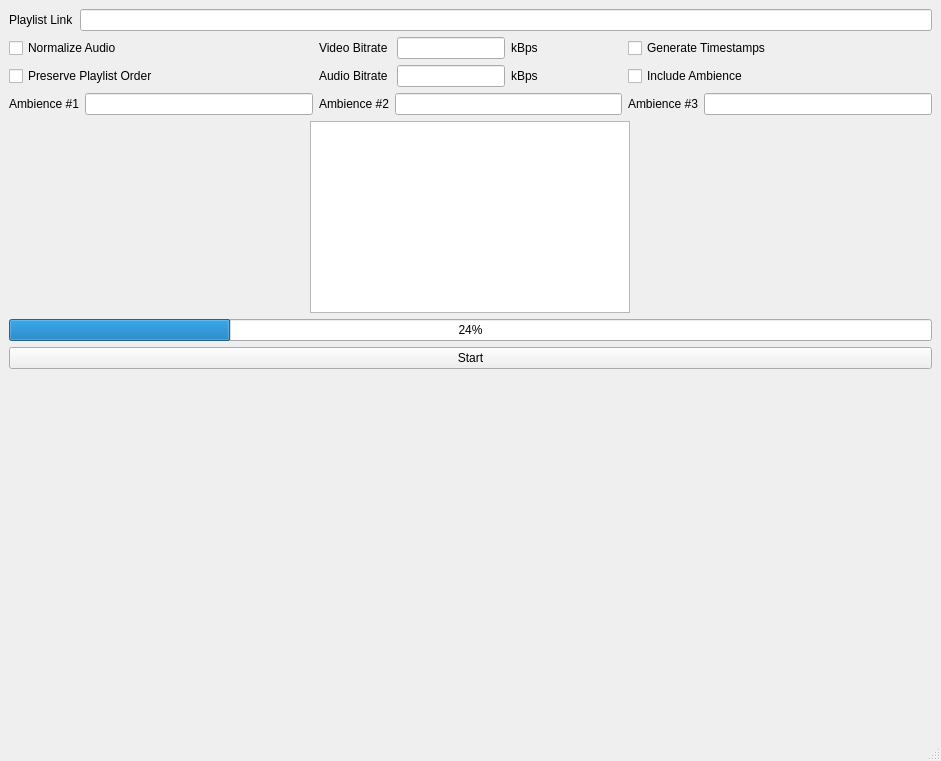
The window that Compilation++.ui (Ezonater/compilation-creator) describes before a commit, drawn with Qt 5.
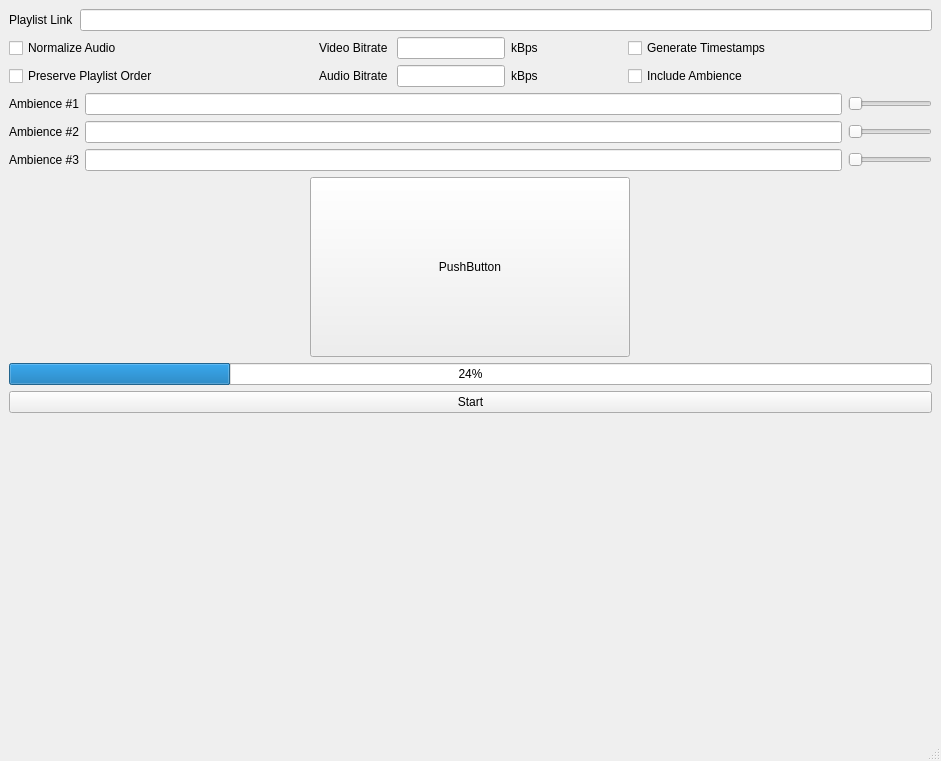
The same window after the commit.

```diff
--- a/Compilation++.ui
+++ b/Compilation++.ui
@@ -24,23 +24,7 @@
     <item>
      <layout class="QVBoxLayout" name="verticalLayout">
       <item>
-       <spacer name="verticalSpacer_2">
-        <property name="orientation">
-         <enum>Qt::Vertical</enum>
-        </property>
-        <property name="sizeType">
-         <enum>QSizePolicy::Preferred</enum>
-        </property>
-        <property name="sizeHint" stdset="0">
-         <size>
-          <width>0</width>
-          <height>0</height>
-         </size>
-        </property>
-       </spacer>
-      </item>
-      <item>
-       <layout class="QHBoxLayout" name="horizontalLayout_2">
+       <layout class="QHBoxLayout" name="playlist_link">
         <item>
          <widget class="QLabel" name="label">
           <property name="sizePolicy">
@@ -187,46 +171,92 @@
        </layout>
       </item>
       <item>
-       <layout class="QHBoxLayout" name="horizontalLayout_6">
+       <layout class="QVBoxLayout" name="ambience_container">
         <item>
-         <layout class="QHBoxLayout" name="horizontalLayout_7">
+         <layout class="QHBoxLayout" name="ambience_1">
           <item>
-           <widget class="QLabel" name="label_6">
+           <widget class="QLabel" name="label_8">
             <property name="text">
              <string>Ambience #1</string>
             </property>
            </widget>
           </item>
           <item>
-           <widget class="QLineEdit" name="lineEdit_5"/>
+           <widget class="QLineEdit" name="am_1_entry"/>
+          </item>
+          <item>
+           <widget class="QSlider" name="am_1_vol">
+            <property name="sizePolicy">
+             <sizepolicy hsizetype="Maximum" vsizetype="Fixed">
+              <horstretch>0</horstretch>
+              <verstretch>0</verstretch>
+             </sizepolicy>
+            </property>
+            <property name="orientation">
+             <enum>Qt::Horizontal</enum>
+            </property>
+           </widget>
           </item>
          </layout>
         </item>
         <item>
-         <layout class="QHBoxLayout" name="horizontalLayout_8">
+         <layout class="QHBoxLayout" name="ambience_2">
           <item>
-           <widget class="QLabel" name="label_7">
+           <widget class="QLabel" name="label_6">
             <property name="text">
              <string>Ambience #2</string>
             </property>
            </widget>
           </item>
           <item>
-           <widget class="QLineEdit" name="lineEdit_4"/>
+           <widget class="QLineEdit" name="am_2_entry">
+            <property name="sizePolicy">
+             <sizepolicy hsizetype="MinimumExpanding" vsizetype="Fixed">
+              <horstretch>0</horstretch>
+              <verstretch>0</verstretch>
+             </sizepolicy>
+            </property>
+           </widget>
+          </item>
+          <item>
+           <widget class="QSlider" name="am_2_vol">
+            <property name="sizePolicy">
+             <sizepolicy hsizetype="Maximum" vsizetype="Fixed">
+              <horstretch>0</horstretch>
+              <verstretch>0</verstretch>
+             </sizepolicy>
+            </property>
+            <property name="orientation">
+             <enum>Qt::Horizontal</enum>
+            </property>
+           </widget>
           </item>
          </layout>
         </item>
         <item>
-         <layout class="QHBoxLayout" name="horizontalLayout_9">
+         <layout class="QHBoxLayout" name="ambience_3">
           <item>
-           <widget class="QLabel" name="label_8">
+           <widget class="QLabel" name="label_7">
             <property name="text">
              <string>Ambience #3</string>
             </property>
            </widget>
           </item>
           <item>
-           <widget class="QLineEdit" name="lineEdit_6"/>
+           <widget class="QLineEdit" name="am_3_entry"/>
+          </item>
+          <item>
+           <widget class="QSlider" name="am_3_vol">
+            <property name="sizePolicy">
+             <sizepolicy hsizetype="Maximum" vsizetype="Fixed">
+              <horstretch>0</horstretch>
+              <verstretch>0</verstretch>
+             </sizepolicy>
+            </property>
+            <property name="orientation">
+             <enum>Qt::Horizontal</enum>
+            </property>
+           </widget>
           </item>
          </layout>
         </item>
@@ -235,10 +265,7 @@
       <item>
        <layout class="QHBoxLayout" name="horizontalLayout_5">
         <item>
-         <widget class="QGraphicsView" name="graphicsView">
-          <property name="enabled">
-           <bool>true</bool>
-          </property>
+         <widget class="QPushButton" name="thumbnail">
           <property name="sizePolicy">
            <sizepolicy hsizetype="Fixed" vsizetype="Fixed">
             <horstretch>0</horstretch>
@@ -251,11 +278,8 @@
             <height>180</height>
            </size>
           </property>
-          <property name="sizeIncrement">
-           <size>
-            <width>320</width>
-            <height>180</height>
-           </size>
+          <property name="text">
+           <string>PushButton</string>
           </property>
          </widget>
         </item>
```
Left out of the diff: 28 changed lines with no effect on the pictures.
